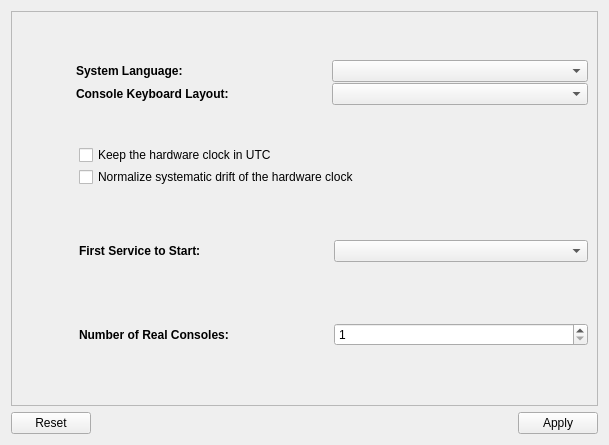
Before: the Qt Designer form kde4/system-manager/manager/ui/main.ui in pars-linux/uludag, drawn with Qt 5.
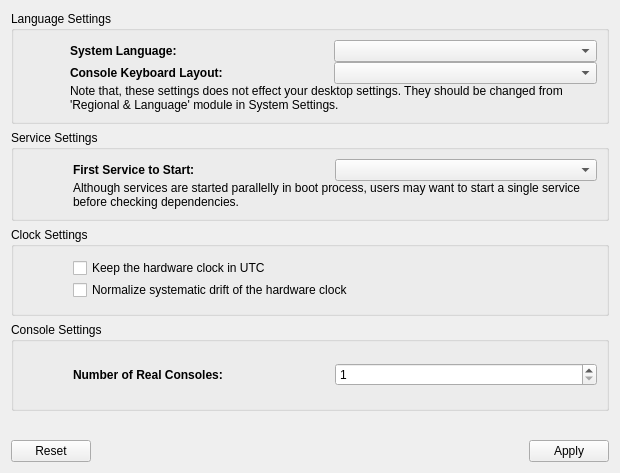
After: the same form once the commit is applied.

Patch:
```diff
--- a/kde4/system-manager/manager/ui/main.ui
+++ b/kde4/system-manager/manager/ui/main.ui
@@ -6,8 +6,8 @@
    <rect>
     <x>0</x>
     <y>0</y>
-    <width>609</width>
-    <height>445</height>
+    <width>620</width>
+    <height>473</height>
    </rect>
   </property>
   <property name="windowTitle">
@@ -15,34 +15,16 @@
   </property>
   <layout class="QVBoxLayout" name="verticalLayout">
    <item>
-    <widget class="QFrame" name="frameList">
-     <property name="frameShape">
-      <enum>QFrame::StyledPanel</enum>
+    <widget class="QGroupBox" name="">
+     <property name="title">
+      <string>Language Settings</string>
      </property>
-     <property name="frameShadow">
-      <enum>QFrame::Raised</enum>
-     </property>
-     <layout class="QGridLayout" name="gridLayout_5">
-      <item row="0" column="0">
-       <spacer name="verticalSpacer_5">
-        <property name="orientation">
-         <enum>Qt::Vertical</enum>
-        </property>
-        <property name="sizeHint" stdset="0">
-         <size>
-          <width>20</width>
-          <height>40</height>
-         </size>
-        </property>
-       </spacer>
-      </item>
-      <item row="1" column="0">
        <layout class="QHBoxLayout" name="horizontalLayout">
         <property name="spacing">
          <number>0</number>
         </property>
         <property name="leftMargin">
-         <number>0</number>
+       <number>1</number>
         </property>
         <item>
          <widget class="QLabel" name="pixmapLanguage">
@@ -125,33 +107,118 @@
           <item row="1" column="1">
            <widget class="QComboBox" name="comboKeyboard"/>
           </item>
+        <item row="2" column="0" colspan="2">
+         <widget class="QLabel" name="label_4">
+          <property name="text">
+           <string>Note that, these settings does not effect your desktop settings. They should be changed from 'Regional &amp; Language' module in System Settings.</string>
+          </property>
+          <property name="wordWrap">
+           <bool>true</bool>
+          </property>
+         </widget>
+        </item>
          </layout>
         </item>
        </layout>
-      </item>
-      <item row="2" column="0">
-       <spacer name="verticalSpacer_2">
+    </widget>
+   </item>
+   <item>
+    <widget class="QGroupBox" name="">
+     <property name="title">
+      <string>Service Settings</string>
+     </property>
+     <layout class="QHBoxLayout" name="horizontalLayout_3">
+      <property name="spacing">
+       <number>0</number>
+      </property>
+      <property name="leftMargin">
+       <number>1</number>
+      </property>
+      <item>
+       <widget class="QLabel" name="pixmapPackage">
+        <property name="minimumSize">
+         <size>
+          <width>48</width>
+          <height>48</height>
+         </size>
+        </property>
+        <property name="maximumSize">
+         <size>
+          <width>48</width>
+          <height>48</height>
+         </size>
+        </property>
+        <property name="text">
+         <string notr="true"/>
+        </property>
+       </widget>
+      </item>
+      <item>
+       <spacer name="horizontalSpacer_3">
         <property name="orientation">
-         <enum>Qt::Vertical</enum>
+         <enum>Qt::Horizontal</enum>
         </property>
         <property name="sizeType">
          <enum>QSizePolicy::Fixed</enum>
         </property>
         <property name="sizeHint" stdset="0">
          <size>
-          <width>20</width>
-          <height>30</height>
+          <width>10</width>
+          <height>5</height>
          </size>
         </property>
        </spacer>
       </item>
-      <item row="3" column="0">
+      <item>
+       <layout class="QGridLayout" name="gridLayout_3">
+        <item row="0" column="0">
+         <widget class="QLabel" name="label_5">
+          <property name="minimumSize">
+           <size>
+            <width>100</width>
+            <height>0</height>
+           </size>
+          </property>
+          <property name="font">
+           <font>
+            <weight>75</weight>
+            <bold>true</bold>
+           </font>
+          </property>
+          <property name="text">
+           <string>First Service to Start:</string>
+          </property>
+         </widget>
+        </item>
+        <item row="0" column="1">
+         <widget class="QComboBox" name="comboHeadStart"/>
+        </item>
+        <item row="1" column="0" colspan="2">
+         <widget class="QLabel" name="label_3">
+          <property name="text">
+           <string>Although services are started parallelly in boot process, users may want to start a single service before checking dependencies.</string>
+          </property>
+          <property name="wordWrap">
+           <bool>true</bool>
+          </property>
+         </widget>
+        </item>
+       </layout>
+      </item>
+     </layout>
+    </widget>
+   </item>
+   <item>
+    <widget class="QGroupBox" name="">
+     <property name="title">
+      <string>Clock Settings</string>
+     </property>
        <layout class="QHBoxLayout" name="horizontalLayout_2">
         <property name="spacing">
          <number>0</number>
         </property>
         <property name="leftMargin">
-         <number>0</number>
+       <number>1</number>
         </property>
         <item>
          <widget class="QLabel" name="pixmapTime">
@@ -207,117 +274,19 @@
          </layout>
         </item>
        </layout>
-      </item>
-      <item row="4" column="0">
-       <spacer name="verticalSpacer_3">
-        <property name="orientation">
-         <enum>Qt::Vertical</enum>
-        </property>
-        <property name="sizeType">
-         <enum>QSizePolicy::Fixed</enum>
-        </property>
-        <property name="sizeHint" stdset="0">
-         <size>
-          <width>20</width>
-          <height>30</height>
-         </size>
-        </property>
-       </spacer>
-      </item>
-      <item row="5" column="0">
-       <layout class="QHBoxLayout" name="horizontalLayout_3">
-        <property name="spacing">
-         <number>0</number>
-        </property>
-        <property name="leftMargin">
-         <number>0</number>
-        </property>
-        <item>
-         <widget class="QLabel" name="pixmapPackage">
-          <property name="minimumSize">
-           <size>
-            <width>48</width>
-            <height>48</height>
-           </size>
-          </property>
-          <property name="maximumSize">
-           <size>
-            <width>48</width>
-            <height>48</height>
-           </size>
-          </property>
-          <property name="text">
-           <string notr="true"/>
-          </property>
          </widget>
         </item>
         <item>
-         <spacer name="horizontalSpacer_3">
-          <property name="orientation">
-           <enum>Qt::Horizontal</enum>
-          </property>
-          <property name="sizeType">
-           <enum>QSizePolicy::Fixed</enum>
-          </property>
-          <property name="sizeHint" stdset="0">
-           <size>
-            <width>10</width>
-            <height>5</height>
-           </size>
-          </property>
-         </spacer>
-        </item>
-        <item>
-         <layout class="QGridLayout" name="gridLayout_3">
-          <item row="0" column="0">
-           <widget class="QLabel" name="label_5">
-            <property name="minimumSize">
-             <size>
-              <width>100</width>
-              <height>0</height>
-             </size>
-            </property>
-            <property name="font">
-             <font>
-              <weight>75</weight>
-              <bold>true</bold>
-             </font>
-            </property>
-            <property name="text">
-             <string>First Service to Start:</string>
-            </property>
-           </widget>
-          </item>
-          <item row="0" column="1">
-           <widget class="QComboBox" name="comboHeadStart"/>
-          </item>
-         </layout>
-        </item>
-       </layout>
-      </item>
-      <item row="6" column="0">
-       <spacer name="verticalSpacer_4">
-        <property name="orientation">
-         <enum>Qt::Vertical</enum>
-        </property>
-        <property name="sizeType">
-         <enum>QSizePolicy::Fixed</enum>
-        </property>
-        <property name="sizeHint" stdset="0">
-         <size>
-          <width>20</width>
-          <height>30</height>
-         </size>
-        </property>
-       </spacer>
-      </item>
-      <item row="7" column="0">
+    <widget class="QGroupBox" name="">
+     <property name="title">
+      <string>Console Settings</string>
+     </property>
        <layout class="QHBoxLayout" name="horizontalLayout_4">
         <property name="spacing">
          <number>0</number>
         </property>
         <property name="leftMargin">
-         <number>0</number>
+       <number>1</number>
         </property>
         <item>
          <widget class="QLabel" name="pixmapConsole">
@@ -385,8 +354,9 @@
          </layout>
         </item>
        </layout>
-      </item>
-      <item row="8" column="0">
+    </widget>
+   </item>
+   <item>
        <spacer name="verticalSpacer">
         <property name="orientation">
          <enum>Qt::Vertical</enum>
@@ -398,9 +368,6 @@
          </size>
         </property>
        </spacer>
-      </item>
-     </layout>
-    </widget>
    </item>
    <item>
     <widget class="QDialogButtonBox" name="buttonBox">
```
Lines whose indentation alone changed are shown as unchanged.
